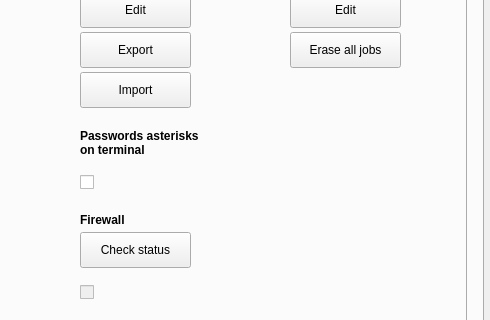
Before: the Qt Designer form src/mainwindow.ui in adgellida/ubunsys, drawn with Qt 5; both pictures show x 176 to 666 and y 132 to 452 of the 666 by 890 pixel window.
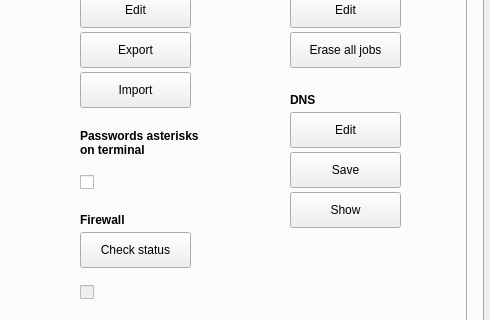
After: the same form once the commit is applied. The open tabs and pages were chosen to show the change. Icons and pictures are not drawn.

What changed in the file:
```diff
--- a/src/mainwindow.ui
+++ b/src/mainwindow.ui
@@ -2220,7 +2220,7 @@
          <rect>
           <x>210</x>
           <y>160</y>
-          <width>171</width>
+          <width>201</width>
           <height>41</height>
          </rect>
         </property>
@@ -2557,6 +2557,112 @@
          <string>autologin</string>
         </property>
        </widget>
+       <widget class="QLabel" name="label_133">
+        <property name="geometry">
+         <rect>
+          <x>420</x>
+          <y>130</y>
+          <width>111</width>
+          <height>16</height>
+         </rect>
+        </property>
+        <property name="font">
+         <font>
+          <weight>75</weight>
+          <bold>true</bold>
+         </font>
+        </property>
+        <property name="toolTip">
+         <string>&lt;html&gt;&lt;head/&gt;&lt;body&gt;&lt;p&gt;&lt;span style=&quot; font-weight:400;&quot;&gt;Maps hostnames to IP addresses.&lt;/span&gt;&lt;/p&gt;&lt;/body&gt;&lt;/html&gt;</string>
+        </property>
+        <property name="text">
+         <string>DNS</string>
+        </property>
+       </widget>
+       <widget class="QPushButton" name="openDNSButton">
+        <property name="geometry">
+         <rect>
+          <x>420</x>
+          <y>150</y>
+          <width>111</width>
+          <height>36</height>
+         </rect>
+        </property>
+        <property name="whatsThis">
+         <string/>
+        </property>
+        <property name="text">
+         <string>Edit</string>
+        </property>
+        <property name="iconSize">
+         <size>
+          <width>30</width>
+          <height>30</height>
+         </size>
+        </property>
+        <property name="shortcut">
+         <string/>
+        </property>
+        <property name="checkable">
+         <bool>false</bool>
+        </property>
+       </widget>
+       <widget class="QPushButton" name="saveDNSButton">
+        <property name="geometry">
+         <rect>
+          <x>420</x>
+          <y>190</y>
+          <width>111</width>
+          <height>36</height>
+         </rect>
+        </property>
+        <property name="whatsThis">
+         <string/>
+        </property>
+        <property name="text">
+         <string>Save</string>
+        </property>
+        <property name="iconSize">
+         <size>
+          <width>30</width>
+          <height>30</height>
+         </size>
+        </property>
+        <property name="shortcut">
+         <string/>
+        </property>
+        <property name="checkable">
+         <bool>false</bool>
+        </property>
+       </widget>
+       <widget class="QPushButton" name="showDNSButton">
+        <property name="geometry">
+         <rect>
+          <x>420</x>
+          <y>230</y>
+          <width>111</width>
+          <height>36</height>
+         </rect>
+        </property>
+        <property name="whatsThis">
+         <string/>
+        </property>
+        <property name="text">
+         <string>Show</string>
+        </property>
+        <property name="iconSize">
+         <size>
+          <width>30</width>
+          <height>30</height>
+         </size>
+        </property>
+        <property name="shortcut">
+         <string/>
+        </property>
+        <property name="checkable">
+         <bool>false</bool>
+        </property>
+       </widget>
       </widget>
      </widget>
     </widget>
```
Left out of the diff: 12 changed lines with no effect on the pictures.
